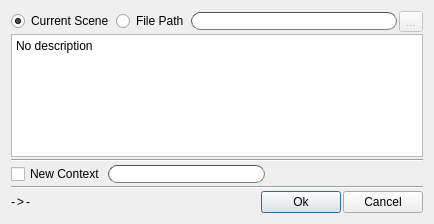
Above: ui/checkinput.ui from iceanimations/checkoutin before the change. Below: the same form after it.
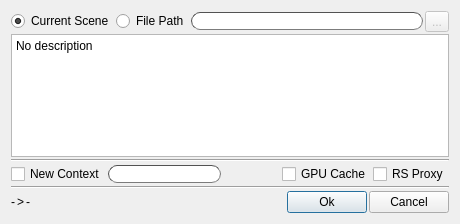
That is the form after the change.

Commit message: RS Proxy and GPU Cache support added

```diff
--- a/ui/checkinput.ui
+++ b/ui/checkinput.ui
@@ -9,7 +9,7 @@
    <rect>
     <x>0</x>
     <y>0</y>
-    <width>434</width>
+    <width>460</width>
     <height>224</height>
    </rect>
   </property>
@@ -121,6 +121,26 @@
        </property>
       </widget>
      </item>
+     <item>
+      <widget class="QCheckBox" name="gpuCacheButton">
+       <property name="toolTip">
+        <string>Export GPU Cache for the selected Mesh</string>
+       </property>
+       <property name="text">
+        <string>GPU Cache</string>
+       </property>
+      </widget>
+     </item>
+     <item>
+      <widget class="QCheckBox" name="rsProxyButton">
+       <property name="toolTip">
+        <string>Export the Redshift Proxy for the selected Mesh</string>
+       </property>
+       <property name="text">
+        <string>RS Proxy</string>
+       </property>
+      </widget>
+     </item>
     </layout>
    </item>
    <item>
```
The commit also changes 3 other files.
